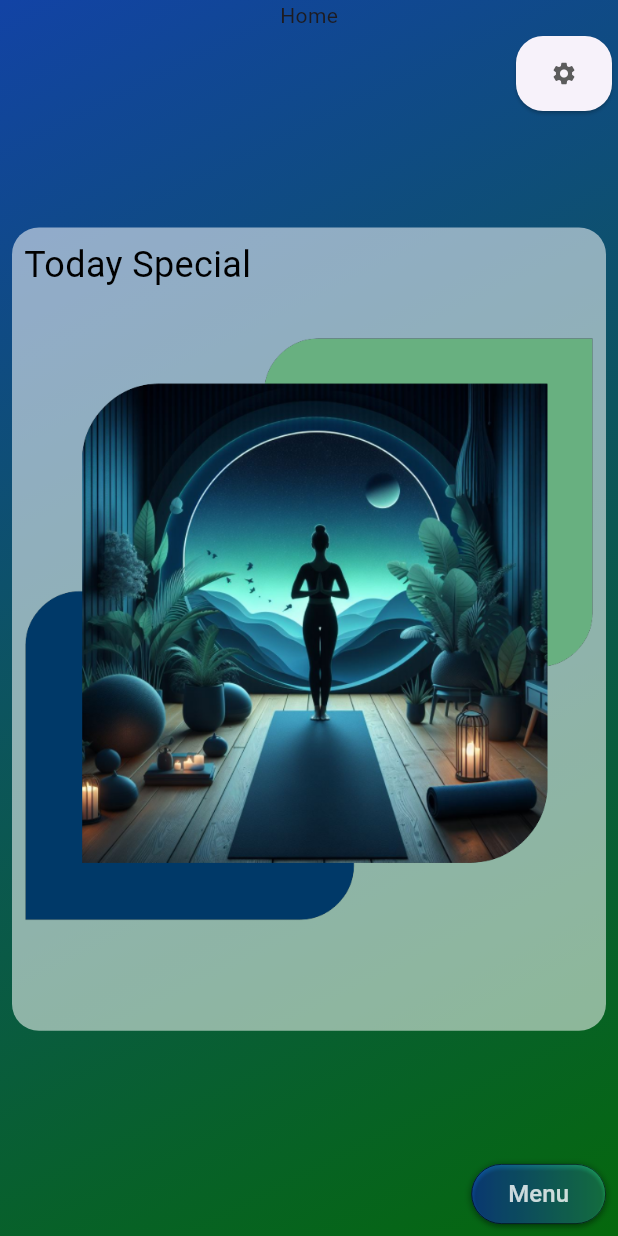
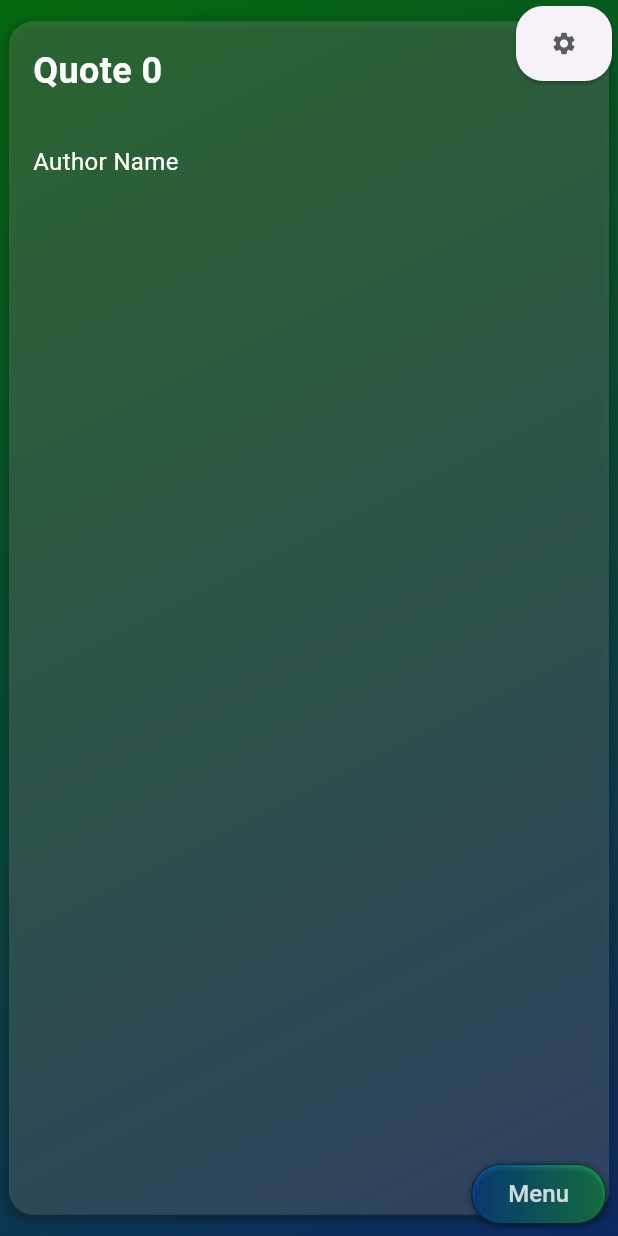
Before and after one commit to Thambara-20/MindLift, a Flutter app: the Home screen opened by its route, on a phone screen of 412 x 824 dp. Run offline on Flutter 3.47's test engine with Material 3 defaults, Android fonts, the phone set to English and light mode, and no system bars.

Commit message:
implemented listview behaviour

```diff
--- a/mortivate/lib/screens/home.dart
+++ b/mortivate/lib/screens/home.dart
@@ -1,6 +1,7 @@
 import 'package:flutter/material.dart';
 import 'package:mortivate/screens/menu.dart';
 import 'package:mortivate/widgets/next_button.dart';
+import 'package:mortivate/widgets/quote_container.dart';
 
 class Home extends StatefulWidget {
   static const String routeName = '/home';
@@ -20,23 +21,22 @@ class _HomeState extends State<Home> {
             begin: Alignment.topLeft,
             end: Alignment.bottomRight,
             colors: [
-              Color.fromARGB(255, 18, 67, 165),
               Color.fromARGB(255, 5, 104, 12),
+              Color.fromARGB(255, 12, 41, 99),
             ],
           ),
         ),
         child: Column(
           children: [
-            const Text('Home'),
             Expanded(
               child: Stack(
                 children: [
                   Positioned(
                     // Component for middle screen daily quotes image container
-                    top: MediaQuery.of(context).size.height * 0.15,
+                    top: MediaQuery.of(context).size.height * 0.01,
                     left: 0,
                     right: 0,
-                    child: const MiddlePageComponent(),
+                    child: const MiddlePageList(),
                   ),
                   Positioned(
                     right: 4,
@@ -79,36 +79,22 @@ class _HomeState extends State<Home> {
   }
 }
 
-class MiddlePageComponent extends StatelessWidget {
-  const MiddlePageComponent({super.key});
+class MiddlePageList extends StatelessWidget {
+  const MiddlePageList({Key? key}) : super(key: key);
 
   @override
   Widget build(BuildContext context) {
-    return Padding(
-      padding: const EdgeInsets.all(8.0),
-      child: Container(
-        // Replace with your widget for the daily quotes image container
-        height: MediaQuery.of(context).size.height * 0.65,
-        decoration: BoxDecoration(
-          borderRadius: BorderRadius.circular(18.0),
-          color: const Color.fromARGB(
-              138, 255, 255, 255), // Replace with your color or decoration
-          image: const DecorationImage(
-            image:
-                AssetImage('assets/yoga1.png'), // Replace with your image path
-            fit: BoxFit.cover,
-          ),
-        ),
-        child: Padding(
-          padding: const EdgeInsets.all(8.0),
-          child: const Text(
-            'Today Special',
-            style: TextStyle(
-              fontSize: 24,
-              color: Color.fromARGB(255, 0, 0, 0),
-            ),
-          ),
-        ),
+    return SizedBox(
+      height: MediaQuery.of(context).size.height * 0.98,
+      child: PageView.builder(
+        scrollDirection: Axis.vertical,
+        itemCount: 4,
+        itemBuilder: (BuildContext context, int index) {
+          return QuoteContainer(
+            quote: 'Quote $index',
+            author: 'Author Name',
+          );
+        },
       ),
     );
   }
--- /dev/null
+++ b/mortivate/lib/widgets/quote_container.dart
@@ -0,0 +1,57 @@
+import 'package:flutter/material.dart';
+
+class QuoteContainer extends StatelessWidget {
+  final String quote;
+  final String author;
+
+  const QuoteContainer({
+    Key? key,
+    required this.quote,
+    required this.author,
+  }) : super(key: key);
+
+  @override
+  Widget build(BuildContext context) {
+    return Container(
+      margin: const EdgeInsets.all(6.0),
+      decoration: BoxDecoration(
+        borderRadius: BorderRadius.circular(16.0),
+        color: const Color.fromARGB(38, 238, 238, 238),
+        boxShadow: [
+          BoxShadow(
+            color: const Color.fromARGB(255, 15, 15, 15).withOpacity(0.3),
+            spreadRadius: 2,
+            blurRadius: 5,
+            offset: const Offset(0, 3),
+          ),
+        ],
+      ),
+      child: Column(
+        crossAxisAlignment: CrossAxisAlignment.start,
+        children: [
+          Padding(
+            padding: const EdgeInsets.all(16.0),
+            child: Text(
+              quote,
+              style: const TextStyle(
+                fontSize: 24,
+                fontWeight: FontWeight.bold,
+                color: Colors.white,
+              ),
+            ),
+          ),
+          Padding(
+            padding: const EdgeInsets.all(16.0),
+            child: Text(
+              author,
+              style: const TextStyle(
+                fontSize: 16,
+                color: Colors.white,
+              ),
+            ),
+          ),
+        ],
+      ),
+    );
+  }
+}
```
